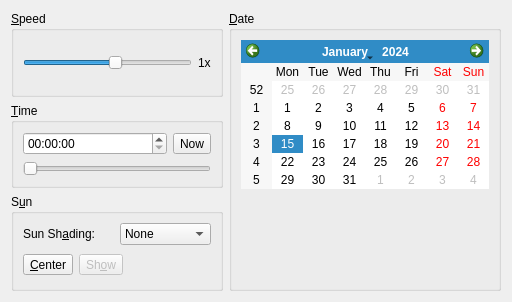
Qt form src/lib/SunControlWidget.ui (KDE/marble) before a commit.
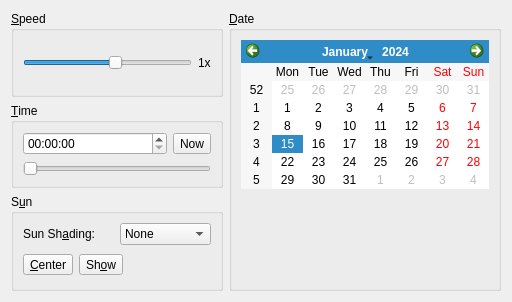
The same form after that commit.

What changed in the file:
```diff
--- a/src/lib/SunControlWidget.ui
+++ b/src/lib/SunControlWidget.ui
@@ -185,7 +185,7 @@
         <item>
          <widget class="QToolButton" name="showToolButton" >
           <property name="enabled" >
-           <bool>false</bool>
+           <bool>true</bool>
           </property>
           <property name="toolTip" >
            <string>&lt;html>&lt;head>&lt;meta name="qrichtext" content="1" />&lt;style type="text/css">
```
